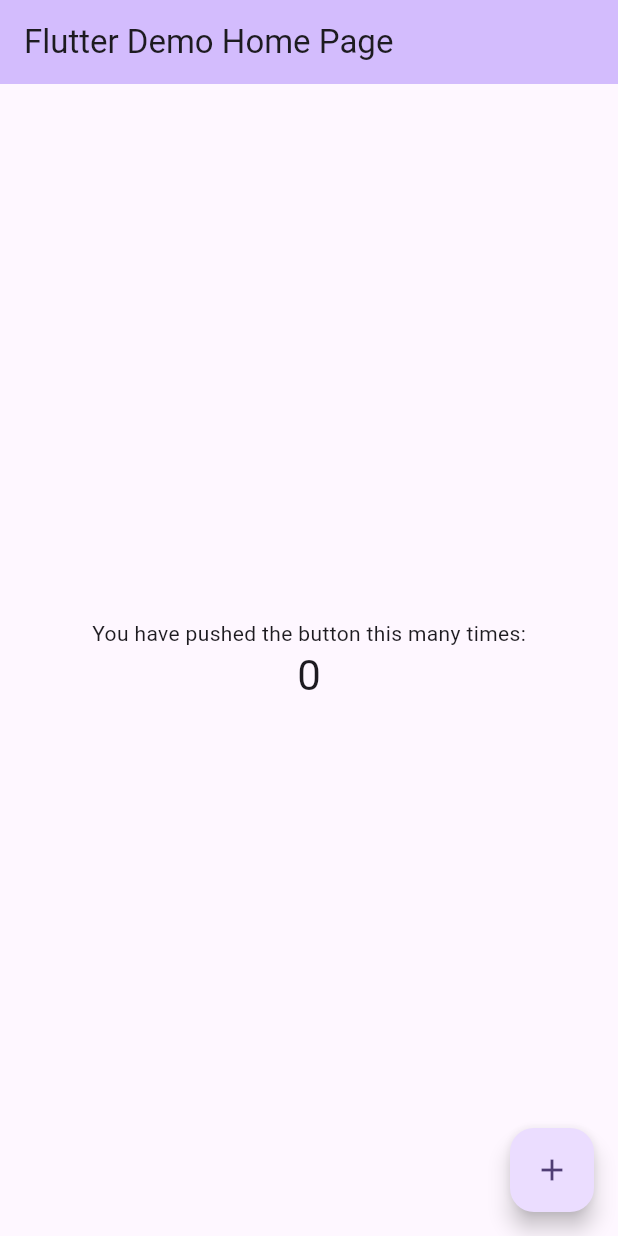
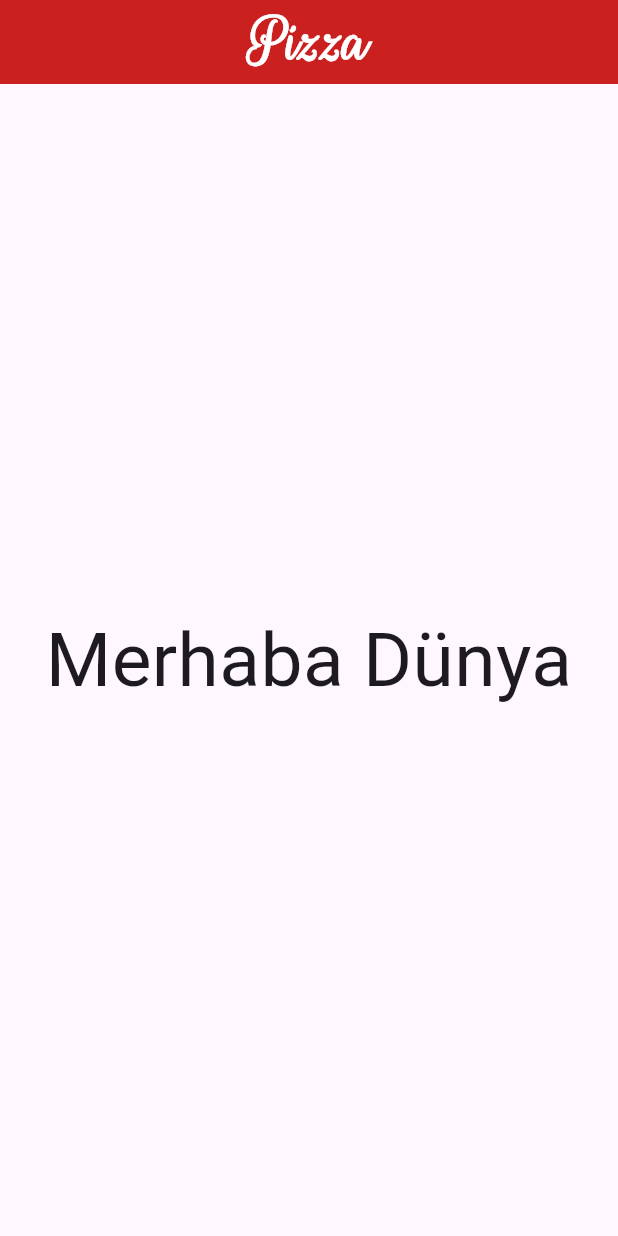
Before and after one commit to smyy325/Flutter-Dokuman, a Flutter app: the screen it shows after launch, on a phone screen of 412 x 824 dp. Run offline on Flutter 3.47's test engine with Material 3 defaults, Android fonts, the phone set to English and light mode, and no system bars.

Commit message:
Day4 commit

```diff
--- /dev/null
+++ b/lib/Day4/Color.dart
@@ -0,0 +1,5 @@
+import 'dart:ui';
+
+var pizzaAnaRenk = const Color(0xFFCB2020);
+var pizzaYaziRenk1 = const Color(0xFFFFFFFF);
+var pizzaYaziRenk2 = const Color(0xFF636363);
--- /dev/null
+++ b/lib/Day4/anasayfa.dart
@@ -0,0 +1,44 @@
+import 'package:dokuman_flutter/Day4/Color.dart';
+import 'package:flutter/material.dart';
+
+class Anasayfa extends StatefulWidget {
+  const Anasayfa({super.key});
+
+  @override
+  State<Anasayfa> createState() => _AnasayfaState();
+}
+
+class _AnasayfaState extends State<Anasayfa> {
+  @override
+  Widget build(BuildContext context) {
+    return Scaffold(
+      appBar: AppBar(
+        title: Center(
+          child: Text(
+              "Pizza",
+            style: TextStyle(
+              color: pizzaYaziRenk1,
+              fontFamily: "Rouge",
+              fontSize: 45,
+              fontWeight: FontWeight.bold
+            ),
+          ),
+        ),
+        backgroundColor: pizzaAnaRenk,
+
+      ),
+      body: Center(
+        child: Column(
+          mainAxisAlignment: MainAxisAlignment.center,
+          children: [
+            Text("Merhaba Dünya",
+              style: TextStyle(
+                fontSize: 50,
+              ),
+            )
+          ],
+        ),
+      ),
+    );
+  }
+}
--- a/lib/main.dart
+++ b/lib/main.dart
@@ -1,3 +1,4 @@
+import 'package:dokuman_flutter/Day4/anasayfa.dart';
 import 'package:flutter/material.dart';
 
 void main() {
@@ -11,115 +12,14 @@
   @override
   Widget build(BuildContext context) {
     return MaterialApp(
+      debugShowCheckedModeBanner: false,
       title: 'Flutter Demo',
       theme: ThemeData(
-        // This is the theme of your application.
-        //
-        // TRY THIS: Try running your application with "flutter run". You'll see
-        // the application has a purple toolbar. Then, without quitting the app,
-        // try changing the seedColor in the colorScheme below to Colors.green
-        // and then invoke "hot reload" (save your changes or press the "hot
-        // reload" button in a Flutter-supported IDE, or press "r" if you used
-        // the command line to start the app).
-        //
-        // Notice that the counter didn't reset back to zero; the application
-        // state is not lost during the reload. To reset the state, use hot
-        // restart instead.
-        //
-        // This works for code too, not just values: Most code changes can be
-        // tested with just a hot reload.
+
         colorScheme: ColorScheme.fromSeed(seedColor: Colors.deepPurple),
         useMaterial3: true,
       ),
-      home: const MyHomePage(title: 'Flutter Demo Home Page'),
+      home: const Anasayfa(),
     );
   }
 }
-
-class MyHomePage extends StatefulWidget {
-  const MyHomePage({super.key, required this.title});
-
-  // This widget is the home page of your application. It is stateful, meaning
-  // that it has a State object (defined below) that contains fields that affect
-  // how it looks.
-
-  // This class is the configuration for the state. It holds the values (in this
-  // case the title) provided by the parent (in this case the App widget) and
-  // used by the build method of the State. Fields in a Widget subclass are
-  // always marked "final".
-
-  final String title;
-
-  @override
-  State<MyHomePage> createState() => _MyHomePageState();
-}
-
-class _MyHomePageState extends State<MyHomePage> {
-  int _counter = 0;
-
-  void _incrementCounter() {
-    setState(() {
-      // This call to setState tells the Flutter framework that something has
-      // changed in this State, which causes it to rerun the build method below
-      // so that the display can reflect the updated values. If we changed
-      // _counter without calling setState(), then the build method would not be
-      // called again, and so nothing would appear to happen.
-      _counter++;
-    });
-  }
-
-  @override
-  Widget build(BuildContext context) {
-    // This method is rerun every time setState is called, for instance as done
-    // by the _incrementCounter method above.
-    //
-    // The Flutter framework has been optimized to make rerunning build methods
-    // fast, so that you can just rebuild anything that needs updating rather
-    // than having to individually change instances of widgets.
-    return Scaffold(
-      appBar: AppBar(
-        // TRY THIS: Try changing the color here to a specific color (to
-        // Colors.amber, perhaps?) and trigger a hot reload to see the AppBar
-        // change color while the other colors stay the same.
-        backgroundColor: Theme.of(context).colorScheme.inversePrimary,
-        // Here we take the value from the MyHomePage object that was created by
-        // the App.build method, and use it to set our appbar title.
-        title: Text(widget.title),
-      ),
-      body: Center(
-        // Center is a layout widget. It takes a single child and positions it
-        // in the middle of the parent.
-        child: Column(
-          // Column is also a layout widget. It takes a list of children and
-          // arranges them vertically. By default, it sizes itself to fit its
-          // children horizontally, and tries to be as tall as its parent.
-          //
-          // Column has various properties to control how it sizes itself and
-          // how it positions its children. Here we use mainAxisAlignment to
-          // center the children vertically; the main axis here is the vertical
-          // axis because Columns are vertical (the cross axis would be
-          // horizontal).
-          //
-          // TRY THIS: Invoke "debug painting" (choose the "Toggle Debug Paint"
-          // action in the IDE, or press "p" in the console), to see the
-          // wireframe for each widget.
-          mainAxisAlignment: MainAxisAlignment.center,
-          children: <Widget>[
-            const Text(
-              'You have pushed the button this many times:',
-            ),
-            Text(
-              '$_counter',
-              style: Theme.of(context).textTheme.headlineMedium,
-            ),
-          ],
-        ),
-      ),
-      floatingActionButton: FloatingActionButton(
-        onPressed: _incrementCounter,
-        tooltip: 'Increment',
-        child: const Icon(Icons.add),
-      ), // This trailing comma makes auto-formatting nicer for build methods.
-    );
-  }
-}
--- a/pubspec.yaml
+++ b/pubspec.yaml
@@ -74,8 +74,10 @@ flutter:
   # "family" key with the font family name, and a "fonts" key with a
   # list giving the asset and other descriptors for the font. For
   # example:
-  # fonts:
-  #   - family: Schyler
+  fonts:
+    - family: Rouge
+      fonts:
+        - asset: fonts/RougeScript-Regular.ttf
   #     fonts:
   #       - asset: fonts/Schyler-Regular.ttf
   #       - asset: fonts/Schyler-Italic.ttf
```
Also changed, not shown: fonts/RougeScript-Regular.ttf (added).
